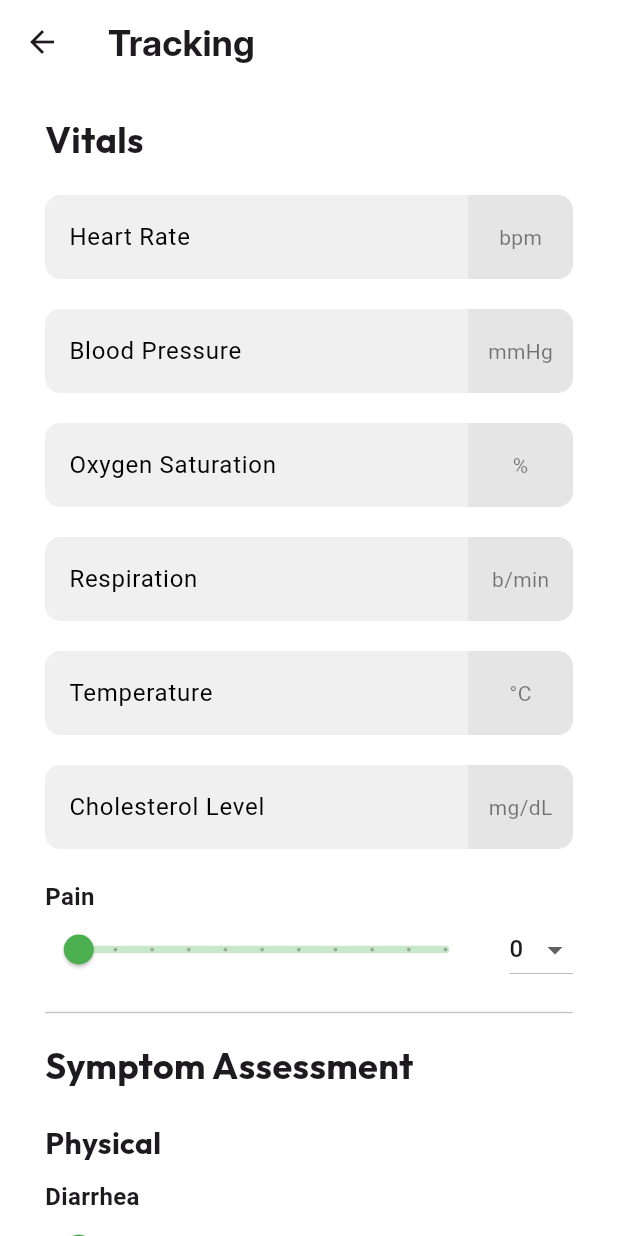
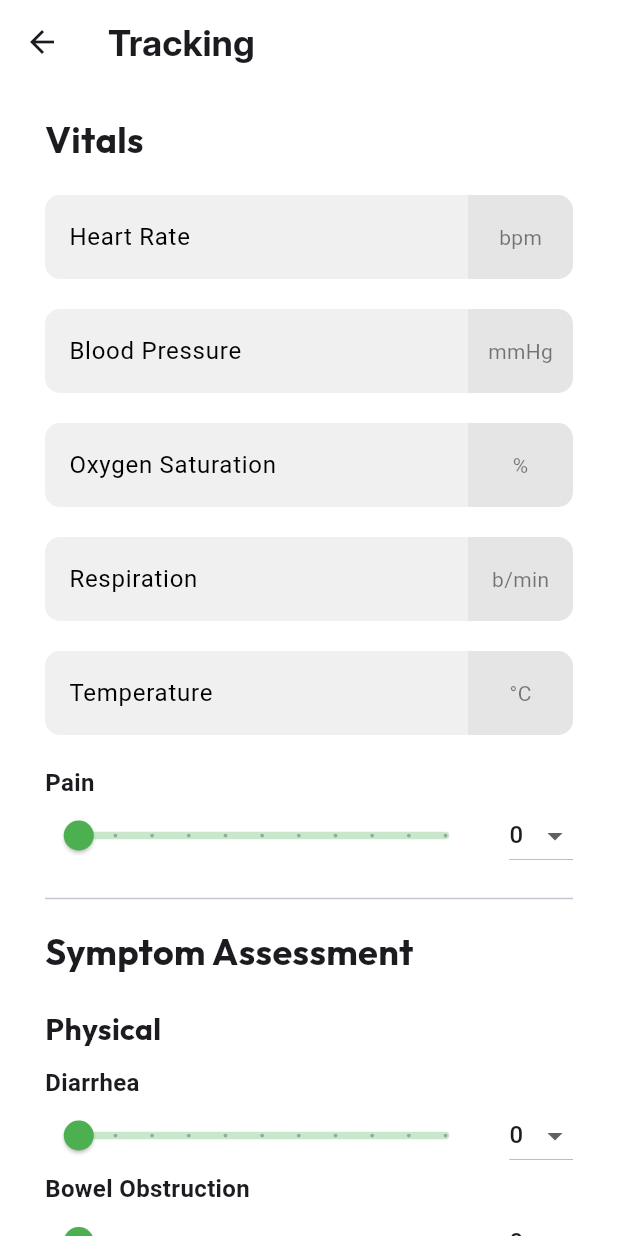
Before and after one commit to Reganexus/SOLACE, a Flutter app: the PatientTracking screen opened directly with empty values, on a phone screen of 412 x 824 dp. Run offline on Flutter 3.47's test engine with Material 3 defaults, Android fonts, the phone set to English and light mode, and no system bars; drawn by our look-alikes of flutter_form_builder; our stand-ins replace cloud_firestore, csv, file_picker, firebase_auth, firebase_core, firebase_messaging and 9 more; missing offline and left inert: firebase_app_check; accounts and stored records are empty; statements that could not run were skipped; project files that could hold a hidden picture were left out.

Commit message:
Fixed Logout
- fixed logout currentUser null bug
- removed cholesterol level on everything
- modified vitals input form validators (mentioning range and added checks on systolic and diastolic values separately)

```diff
--- a/lib/screens/patient/patient_input_summary.dart
+++ b/lib/screens/patient/patient_input_summary.dart
@@ -103,12 +103,6 @@
           } else if (systolic < normalBloodPressureSystolic &&
               diastolic < normalBloodPressureDiastolic) {
             symptoms.add('Low Blood Pressure');
-          }
-          break;
-
-        case 'Cholesterol Level':
-          if (vitalValue > highCholesterol) {
-            symptoms.add('High Cholesterol Level');
           }
           break;
 
@@ -386,7 +380,6 @@
     'Oxygen Saturation': '%',
     'Respiration': 'b/min',
     'Temperature': '°C',
-    'Cholesterol Level': 'mg/dL',
     'Paint': '',
   };
 
--- a/lib/screens/patient/patient_tracking.dart
+++ b/lib/screens/patient/patient_tracking.dart
@@ -36,7 +36,6 @@
     'Oxygen Saturation': '',
     'Respiration': '',
     'Temperature': '',
-    'Cholesterol Level': '',
     'Pain': '',
   };
 
@@ -46,7 +45,6 @@
     'Oxygen Saturation': TextEditingController(),
     'Respiration': TextEditingController(),
     'Temperature': TextEditingController(),
-    'Cholesterol Level': TextEditingController(),
     'Pain': TextEditingController(),
   };
 
@@ -67,7 +65,6 @@
     'Oxygen Saturation': FocusNode(),
     'Respiration': FocusNode(),
     'Temperature': FocusNode(),
-    'Cholesterol Level': FocusNode(),
     'Pain': FocusNode(),
   };
 
@@ -144,11 +141,11 @@
         final currentTime = DateTime.now().millisecondsSinceEpoch;
         final timeDifference = currentTime - lastSubmitted;
 
-        if (timeDifference < 30 * 1000) {
+        if (timeDifference < 300 * 1000) {
           // 30 seconds in milliseconds
           isCooldownActive = true;
           remainingCooldownTime =
-              (30) - (timeDifference / 1000).round(); // 30 seconds
+              (300) - (timeDifference / 1000).round(); // 30 seconds
           debugPrint("Remaining Cooldown: $remainingCooldownTime");
           _startCountdown();
         } else {
@@ -275,8 +272,7 @@
         unitLabel = '°C';
         validators.addAll([
           FormBuilderValidators.numeric(),
-          FormBuilderValidators.min(28.0),
-          FormBuilderValidators.max(43.0),
+          FormBuilderValidators.between(28.0, 43.0),
         ]);
         inputFormatters
             .add(FilteringTextInputFormatter.allow(RegExp(r'^\d*\.?\d{0,1}$')));
@@ -285,26 +281,40 @@
         unitLabel = 'bpm';
         validators.addAll([
           FormBuilderValidators.integer(),
-          FormBuilderValidators.min(30),
-          FormBuilderValidators.max(220),
+          FormBuilderValidators.between(30, 220),
         ]);
         inputFormatters.add(FilteringTextInputFormatter.digitsOnly);
         break;
       case 'Blood Pressure':
         unitLabel = 'mmHg';
-        validators.add(FormBuilderValidators.match(
-          RegExp(r'^\d{2,3}/\d{2,3}$'),
-          errorText: 'Format: 120/80',
-        ));
+        validators.add((value) {
+          final bpPattern = RegExp(r'^(\d{2,3})/(\d{2,3})$');
+          final match = bpPattern.firstMatch(value!);
+
+          if (match == null) {
+            return 'Format: <Systolic>/<Diastolic> (e.g. 120/80)';
+          }
+
+          final systolic = int.parse(match.group(1)!);
+          final diastolic = int.parse(match.group(2)!);
+
+          if (systolic < 60 || systolic > 300) {
+            return 'Systolic must be between 60-300 mmHg';
+          }
+          if (diastolic < 20 || diastolic > 200) {
+            return 'Diastolic must be between 20-200 mmHg';
+          }
+          return null;
+        });
+
         inputFormatters.add(
             FilteringTextInputFormatter.allow(RegExp(r'^\d{0,3}/?\d{0,3}$')));
         break;
       case 'Oxygen Saturation':
         unitLabel = '%';
         validators.addAll([
-          FormBuilderValidators.numeric(),
-          FormBuilderValidators.min(50.0),
-          FormBuilderValidators.max(100.0),
+          FormBuilderValidators.integer(),
+          FormBuilderValidators.between(50, 100),
         ]);
         inputFormatters.add(FilteringTextInputFormatter.digitsOnly);
         break;
@@ -312,17 +322,7 @@
         unitLabel = 'b/min';
         validators.addAll([
           FormBuilderValidators.integer(),
-          FormBuilderValidators.min(4),
-          FormBuilderValidators.max(80),
-        ]);
-        inputFormatters.add(FilteringTextInputFormatter.digitsOnly);
-        break;
-      case 'Cholesterol Level':
-        unitLabel = 'mg/dL';
-        validators.addAll([
-          FormBuilderValidators.numeric(),
-          FormBuilderValidators.min(80),
-          FormBuilderValidators.max(500),
+          FormBuilderValidators.between(4, 80),
         ]);
         inputFormatters.add(FilteringTextInputFormatter.digitsOnly);
         break;
--- a/lib/shared/globals.dart
+++ b/lib/shared/globals.dart
@@ -25,8 +25,3 @@
 // celsius
 double maxTemperature = 38.0;
 double minTemperature = 36.0;
-
-// mg/dL
-double lowCholesterol = 125;
-double normalCholesterol = 200;
-double highCholesterol = 240;
```
Also changed, not shown: lib/shared/widgets/bottom_navbar.dart (+16 -3 lines), lib/shared/widgets/interventions.dart (+42 -45 lines).
